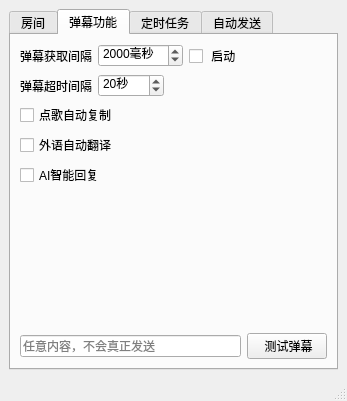
Before: the Qt Designer form mainwindow.ui in iwxyi/Bilibili-MagicalDanmaku, drawn with Qt 5.
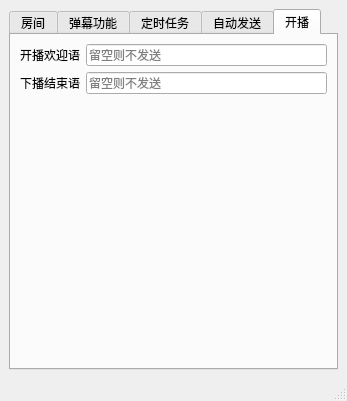
After: the same form once the commit is applied.

Commit message: 添加开播欢迎语、下播结束语

What changed in the file:
```diff
--- a/mainwindow.ui
+++ b/mainwindow.ui
@@ -18,7 +18,7 @@
     <item>
      <widget class="QTabWidget" name="tabWidget">
       <property name="currentIndex">
-       <number>1</number>
+       <number>4</number>
       </property>
       <widget class="QWidget" name="tab">
        <attribute name="title">
@@ -459,6 +459,71 @@
         </item>
        </layout>
       </widget>
+      <widget class="QWidget" name="tab_5">
+       <attribute name="title">
+        <string>开播</string>
+       </attribute>
+       <layout class="QVBoxLayout" name="verticalLayout_6">
+        <item>
+         <layout class="QHBoxLayout" name="horizontalLayout_13">
+          <item>
+           <widget class="QLabel" name="label_4">
+            <property name="toolTip">
+             <string>&lt;html&gt;&lt;head/&gt;&lt;body&gt;&lt;p&gt;收到开播时发送开场白&lt;/p&gt;&lt;/body&gt;&lt;/html&gt;</string>
+            </property>
+            <property name="text">
+             <string>开播欢迎语</string>
+            </property>
+           </widget>
+          </item>
+          <item>
+           <widget class="QLineEdit" name="startLiveWordsEdit">
+            <property name="text">
+             <string/>
+            </property>
+            <property name="placeholderText">
+             <string>留空则不发送</string>
+            </property>
+           </widget>
+          </item>
+         </layout>
+        </item>
+        <item>
+         <layout class="QHBoxLayout" name="horizontalLayout_14">
+          <item>
+           <widget class="QLabel" name="label_5">
+            <property name="toolTip">
+             <string>&lt;html&gt;&lt;head/&gt;&lt;body&gt;&lt;p&gt;下播信号发送结束语&lt;/p&gt;&lt;/body&gt;&lt;/html&gt;</string>
+            </property>
+            <property name="text">
+             <string>下播结束语</string>
+            </property>
+           </widget>
+          </item>
+          <item>
+           <widget class="QLineEdit" name="endLiveWordsEdit">
+            <property name="placeholderText">
+             <string>留空则不发送</string>
+            </property>
+           </widget>
+          </item>
+         </layout>
+        </item>
+        <item>
+         <spacer name="verticalSpacer_4">
+          <property name="orientation">
+           <enum>Qt::Vertical</enum>
+          </property>
+          <property name="sizeHint" stdset="0">
+           <size>
+            <width>20</width>
+            <height>40</height>
+           </size>
+          </property>
+         </spacer>
+        </item>
+       </layout>
+      </widget>
      </widget>
     </item>
    </layout>
```
The commit also changes 2 other files.
